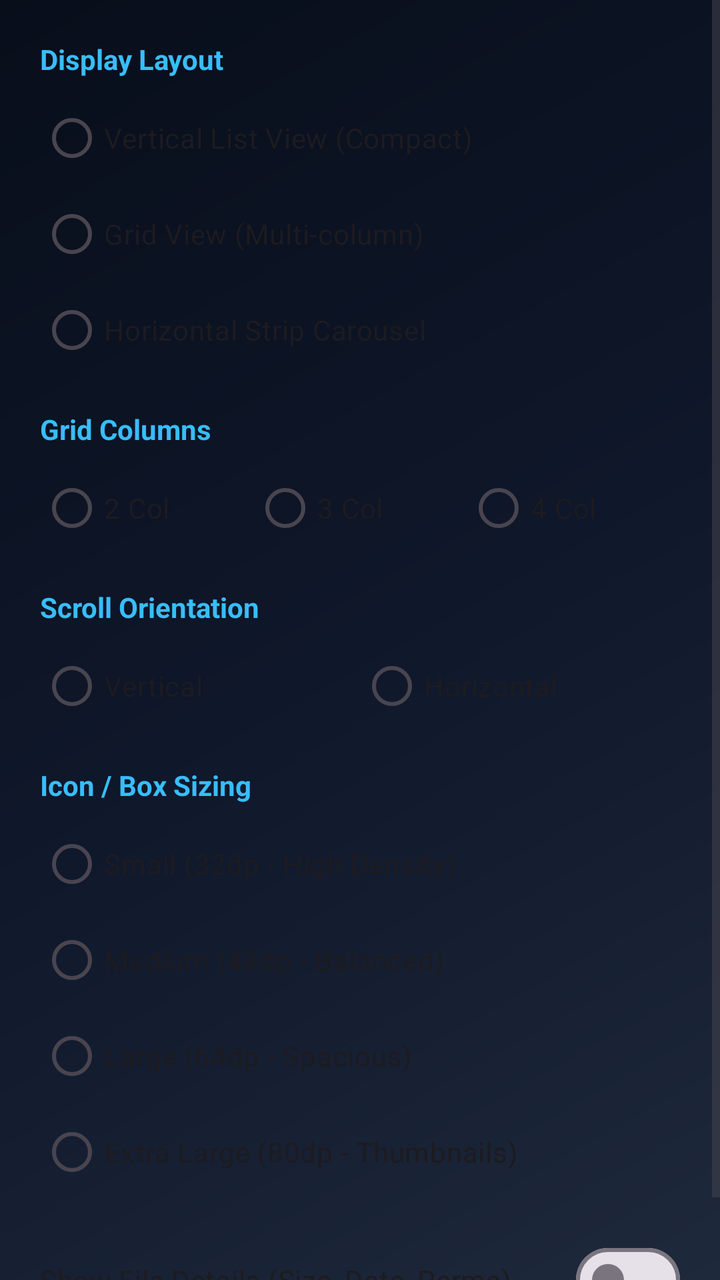
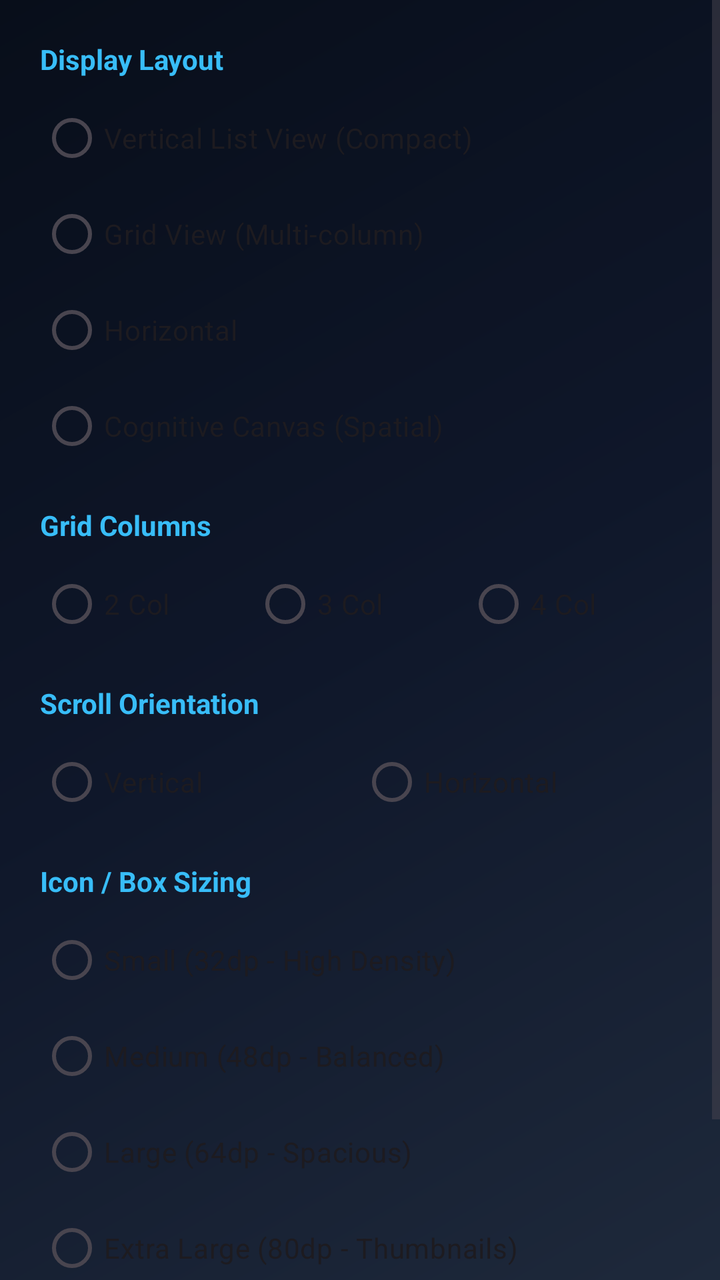

Two renders of the same Android screen: before a commit and after it. Below are the layout's source before the change and the commit's diff.
<!-- AndroidManifest.xml: application theme Theme.PolymathFileSystem -->
<!-- res/layout/dialog_view_mode.xml -->
<?xml version="1.0" encoding="utf-8"?>
<ScrollView xmlns:android="http://schemas.android.com/apk/res/android"
    xmlns:app="http://schemas.android.com/apk/res-auto"
    android:layout_width="match_parent"
    android:layout_height="wrap_content">

    <LinearLayout
        android:layout_width="match_parent"
        android:layout_height="wrap_content"
        android:orientation="vertical"
        android:padding="20dp">

        
        <TextView
            android:layout_width="wrap_content"
            android:layout_height="wrap_content"
            android:text="Display Layout"
            android:textStyle="bold"
            android:textSize="14sp"
            android:textColor="#38bdf8" />

        <RadioGroup
            android:id="@+id/rg_layout"
            android:layout_width="match_parent"
            android:layout_height="wrap_content"
            android:layout_marginTop="6dp"
            android:orientation="vertical">

            <RadioButton
                android:id="@+id/rb_layout_list"
                android:layout_width="match_parent"
                android:layout_height="wrap_content"
                android:text="Vertical List View (Compact)" />

            <RadioButton
                android:id="@+id/rb_layout_grid"
                android:layout_width="match_parent"
                android:layout_height="wrap_content"
                android:text="Grid View (Multi-column)" />

            <RadioButton
                android:id="@+id/rb_layout_horizontal"
                android:layout_width="match_parent"
                android:layout_height="wrap_content"
                android:text="Horizontal Strip Carousel" />
        </RadioGroup>

        
        <TextView
            android:layout_width="wrap_content"
            android:layout_height="wrap_content"
            android:layout_marginTop="16dp"
            android:text="Grid Columns"
            android:textStyle="bold"
            android:textSize="14sp"
            android:textColor="#38bdf8" />

        <RadioGroup
            android:id="@+id/rg_columns"
            android:layout_width="match_parent"
            android:layout_height="wrap_content"
            android:layout_marginTop="6dp"
            android:orientation="horizontal">

            <RadioButton
                android:id="@+id/rb_col_2"
                android:layout_width="0dp"
                android:layout_height="wrap_content"
                android:layout_weight="1"
                android:text="2 Col" />

            <RadioButton
                android:id="@+id/rb_col_3"
                android:layout_width="0dp"
                android:layout_height="wrap_content"
                android:layout_weight="1"
                android:text="3 Col" />

            <RadioButton
                android:id="@+id/rb_col_4"
                android:layout_width="0dp"
                android:layout_height="wrap_content"
                android:layout_weight="1"
                android:text="4 Col" />
        </RadioGroup>

        
        <TextView
            android:layout_width="wrap_content"
            android:layout_height="wrap_content"
            android:layout_marginTop="16dp"
            android:text="Scroll Orientation"
            android:textStyle="bold"
            android:textSize="14sp"
            android:textColor="#38bdf8" />

        <RadioGroup
            android:id="@+id/rg_orientation"
            android:layout_width="match_parent"
            android:layout_height="wrap_content"
            android:layout_marginTop="6dp"
            android:orientation="horizontal">

            <RadioButton
                android:id="@+id/rb_orient_vertical"
                android:layout_width="0dp"
                android:layout_height="wrap_content"
                android:layout_weight="1"
                android:text="Vertical" />

            <RadioButton
                android:id="@+id/rb_orient_horizontal"
                android:layout_width="0dp"
                android:layout_height="wrap_content"
                android:layout_weight="1"
                android:text="Horizontal" />
        </RadioGroup>

        
        <TextView
            android:layout_width="wrap_content"
            android:layout_height="wrap_content"
            android:layout_marginTop="16dp"
            android:text="Icon / Box Sizing"
            android:textStyle="bold"
            android:textSize="14sp"
            android:textColor="#38bdf8" />

        <RadioGroup
            android:id="@+id/rg_box_size"
            android:layout_width="match_parent"
            android:layout_height="wrap_content"
            android:layout_marginTop="6dp"
            android:orientation="vertical">

            <RadioButton
                android:id="@+id/rb_box_small"
                android:layout_width="match_parent"
                android:layout_height="wrap_content"
                android:text="Small (32dp - High Density)" />

            <RadioButton
                android:id="@+id/rb_box_medium"
                android:layout_width="match_parent"
                android:layout_height="wrap_content"
                android:text="Medium (48dp - Balanced)" />

            <RadioButton
                android:id="@+id/rb_box_large"
                android:layout_width="match_parent"
                android:layout_height="wrap_content"
                android:text="Large (64dp - Spacious)" />

            <RadioButton
                android:id="@+id/rb_box_xlarge"
                android:layout_width="match_parent"
                android:layout_height="wrap_content"
                android:text="Extra Large (80dp - Thumbnails)" />
        </RadioGroup>

        
        <com.google.android.material.materialswitch.MaterialSwitch
            android:id="@+id/switch_show_details"
            android:layout_width="match_parent"
            android:layout_height="wrap_content"
            android:layout_marginTop="16dp"
            android:text="Show File Details (Size, Date, Perms)"
            android:textSize="14sp" />

    </LinearLayout>
</ScrollView>
<!-- resources referenced by this layout -->
<resources>
  <style name="Theme.PolymathFileSystem" parent="Theme.Material3.DayNight.NoActionBar">
          <item name="colorPrimary">@color/ocean_primary</item>
          <item name="colorPrimaryDark">@color/ocean_primary_dark</item>
          <item name="colorAccent">@color/ocean_accent</item>
          <item name="android:windowBackground">@drawable/bg_fluid_gradient</item>
      </style>
  <color name="ocean_primary">#0077B6</color>
  <color name="ocean_primary_dark">#03045E</color>
  <color name="ocean_accent">#00B4D8</color>
  <!-- drawable bg_fluid_gradient (drawable) -->
  <?xml version="1.0" encoding="utf-8"?>
  <shape xmlns:android="http://schemas.android.com/apk/res/android"
      android:shape="rectangle">
      <gradient
          android:angle="135"
          android:startColor="#1e293b"
          android:centerColor="#0f172a"
          android:endColor="#080e1a"
          android:type="linear" />
  </shape>
</resources>

<!-- the commit's change to res/layout/dialog_view_mode.xml (unified diff, before → after) -->
@@ -40,9 +40,15 @@
 
             <RadioButton
                 android:id="@+id/rb_layout_horizontal"
-                android:layout_width="match_parent"
+                android:layout_width="wrap_content"
                 android:layout_height="wrap_content"
-                android:text="Horizontal Strip Carousel" />
+                android:text="Horizontal" />
+                
+            <RadioButton
+                android:id="@+id/rb_layout_spatial"
+                android:layout_width="wrap_content"
+                android:layout_height="wrap_content"
+                android:text="Cognitive Canvas (Spatial)" />
         </RadioGroup>
 
         
